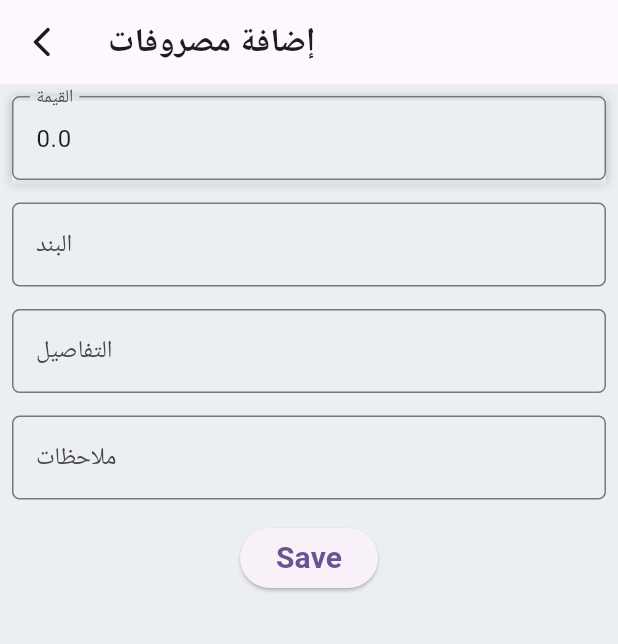
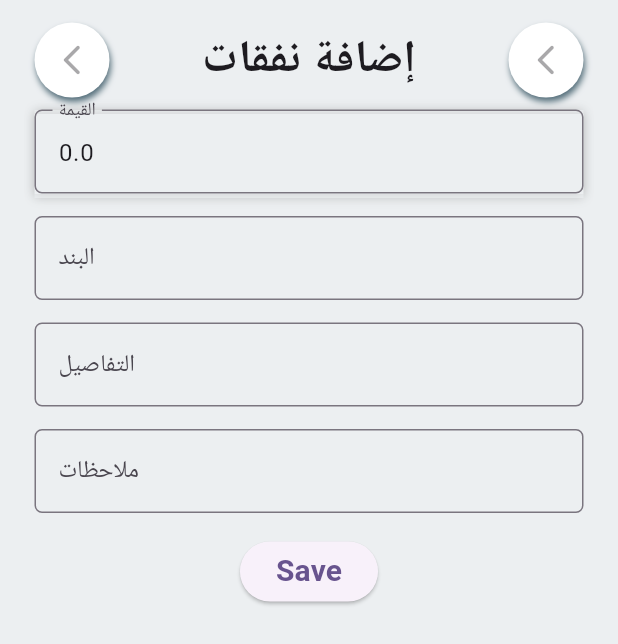
Before and after one commit to MoAli1Ra23/cashmoney, a Flutter app: the CreateExpensesPage screen opened directly, on a phone screen of 412 x 824 dp. Shown: the top 644 px of the screen. Run offline on Flutter 3.47's test engine with Material 2 defaults, Android fonts, the phone set to English and light mode, and no system bars; our stand-ins replace dartz, equatable, get_it, injectable, sqflite; accounts and stored records are empty; Roboto replaces fonts that are missing (Cairo).

Commit message:
optmiaze ui

```diff
--- a/lib/feature/expenses/UI/page/create_epneses_page.dart
+++ b/lib/feature/expenses/UI/page/create_epneses_page.dart
@@ -2,6 +2,8 @@ import 'package:cashmoney/feature/wallate/UI/wallate_view_model.dart';
 import 'package:flutter/material.dart';
 import 'package:provider/provider.dart';
 
+import '../../../../shared/styles/styles.dart';
+import '../../../../widgets/cutom_app_bar.dart';
 import '../view_model/create_expenses.dart';
 
 class CreateExpensesPage extends StatelessWidget {
@@ -18,55 +20,66 @@ class CreateExpensesPage extends StatelessWidget {
   Widget build(BuildContext context) {
     return SafeArea(
       child: Scaffold(
-        appBar: AppBar(
-          leading: IconButton(
-              onPressed: () {
-                Navigator.of(context).pop();
-                context.read<WallateViewModel>().getValue();
-              },
-              icon: const Icon(Icons.arrow_back_ios_new_rounded)),
-          title: const Text(
-            "إضافة مصروفات",
-            style: TextStyle(fontSize: 22, fontWeight: FontWeight.bold),
+        body: Padding(
+          padding: const EdgeInsets.all(15),
+          child: Column(
+            children: [
+              const CustomAppBar(
+                rightIcon: Icon(Icons.arrow_back_ios_new_rounded),
+                title: Text(
+                  "إضافة نفقات",
+                  style: Styles.textb30,
                 ),
+                liftIcon: Icon(Icons.arrow_back_ios_new_rounded),
               ),
-        body: Form(
+              Consumer<CreateExpenses>(
+                builder: (context, pr, _) => Form(
                   key: kForm,
                   autovalidateMode: AutovalidateMode.onUserInteraction,
                   child: Padding(
                     padding: const EdgeInsets.all(8.0),
                     child: Column(
                       children: [
-                                Consumer<CreateExpenses>(
-                                    builder: (context, pr, child) => Container(
-                    decoration:     BoxDecoration( color:Colors.blue.shade600),
-                    child:pr.masge!=null? Text(pr.masge! ,style: const TextStyle(fontSize: 18,fontWeight: FontWeight.w700),):const SizedBox(height: 0),
-
-                                )),
-                Consumer<CreateExpenses>(
-                  builder: (context, pr, child) => Container(
-                    decoration:   BoxDecoration(
-
-                      boxShadow:[ BoxShadow(color: Colors.grey.withOpacity(.4),offset: const Offset(0, 3),blurRadius: 5,blurStyle: BlurStyle.outer), BoxShadow(color: Colors.grey.withOpacity(.4),offset: const Offset(0, .3),blurRadius: 5,blurStyle: BlurStyle.outer)]
+                        Container(
+                          decoration:
+                              BoxDecoration(color: Colors.blue.shade600),
+                          child: pr.masge != null
+                              ? Text(
+                                  pr.masge!,
+                                  style: const TextStyle(
+                                      fontSize: 18,
+                                      fontWeight: FontWeight.w700),
+                                )
+                              : const SizedBox(height: 0),
                         ),
+                        Container(
+                          decoration: BoxDecoration(boxShadow: [
+                            BoxShadow(
+                                color: Colors.grey.withOpacity(.4),
+                                offset: const Offset(0, 3),
+                                blurRadius: 5,
+                                blurStyle: BlurStyle.outer),
+                            BoxShadow(
+                                color: Colors.grey.withOpacity(.4),
+                                offset: const Offset(0, .3),
+                                blurRadius: 5,
+                                blurStyle: BlurStyle.outer)
+                          ]),
                           child: TextFormField(
                             key: kVlaue,
                             controller: vc,
                             onChanged: (value) => pr.validateValue(value),
                             validator: (_) => pr.isValueValid,
                             decoration: InputDecoration(
-
                                 label: const Text("القيمة"),
                                 border: OutlineInputBorder(
                                     borderRadius: BorderRadius.circular(5))),
                           ),
                         ),
-                ),
                         const SizedBox(
                           height: 15,
                         ),
-                Consumer<CreateExpenses>(
-                  builder: (context, pr, child) => TextFormField(
+                        TextFormField(
                           key: ktitle,
                           controller: tc,
                           onChanged: (value) => pr.validateTitle(value),
@@ -76,12 +89,10 @@ class CreateExpensesPage extends StatelessWidget {
                               border: OutlineInputBorder(
                                   borderRadius: BorderRadius.circular(5))),
                         ),
-                ),
                         const SizedBox(
                           height: 15,
                         ),
-                Consumer<CreateExpenses>(
-                  builder: (context, pr, child) => TextFormField(
+                        TextFormField(
                           key: kdetials,
                           controller: dc,
                           onChanged: (value) => pr.validateDetalils(value),
@@ -91,12 +102,10 @@ class CreateExpensesPage extends StatelessWidget {
                               border: OutlineInputBorder(
                                   borderRadius: BorderRadius.circular(5))),
                         ),
-                ),
                         const SizedBox(
                           height: 15,
                         ),
-                Consumer<CreateExpenses>(
-                  builder: (context, pr, child) => TextFormField(
+                        TextFormField(
                           onChanged: (value) => pr.validateDetalils(value),
                           validator: (_) => pr.isValueValid,
                           decoration: InputDecoration(
@@ -104,21 +113,28 @@ class CreateExpensesPage extends StatelessWidget {
                               border: OutlineInputBorder(
                                   borderRadius: BorderRadius.circular(5))),
                         ),
-                ),
                         const SizedBox(
                           height: 15,
                         ),
-                ElevatedButton(
-                    onPressed: () {
-                      context.read<CreateExpenses>().save();
+                        Consumer<WallateViewModel>(
+                          builder: (context, value, child) => ElevatedButton(
+                            onPressed: () async {
+                              pr.save();
+                              value.getValue();
                             },
                             child: const Text(
                               "Save",
-                      style:
-                          TextStyle(fontSize: 20, fontWeight: FontWeight.bold),
-                    ))
+                              style: TextStyle(
+                                  fontSize: 20, fontWeight: FontWeight.bold),
+                            ),
+                          ),
+                        ),
                       ],
                     ),
+                  ),
+                ),
+              ),
+            ],
           ),
         ),
       ),
--- a/lib/feature/expenses/UI/view_model/create_expenses.dart
+++ b/lib/feature/expenses/UI/view_model/create_expenses.dart
@@ -32,10 +32,7 @@ class CreateExpenses with ChangeNotifier {
       isValueValid = null;
     }
     notifyListeners();
-    print("/++++++++++++++++/");
-    print(value);
-    print(isValueValid);
-  }
+     }
 
   void validateTitle(String input) {
     if (input.isEmpty) {
```
Lines whose indentation alone changed are shown as unchanged.
